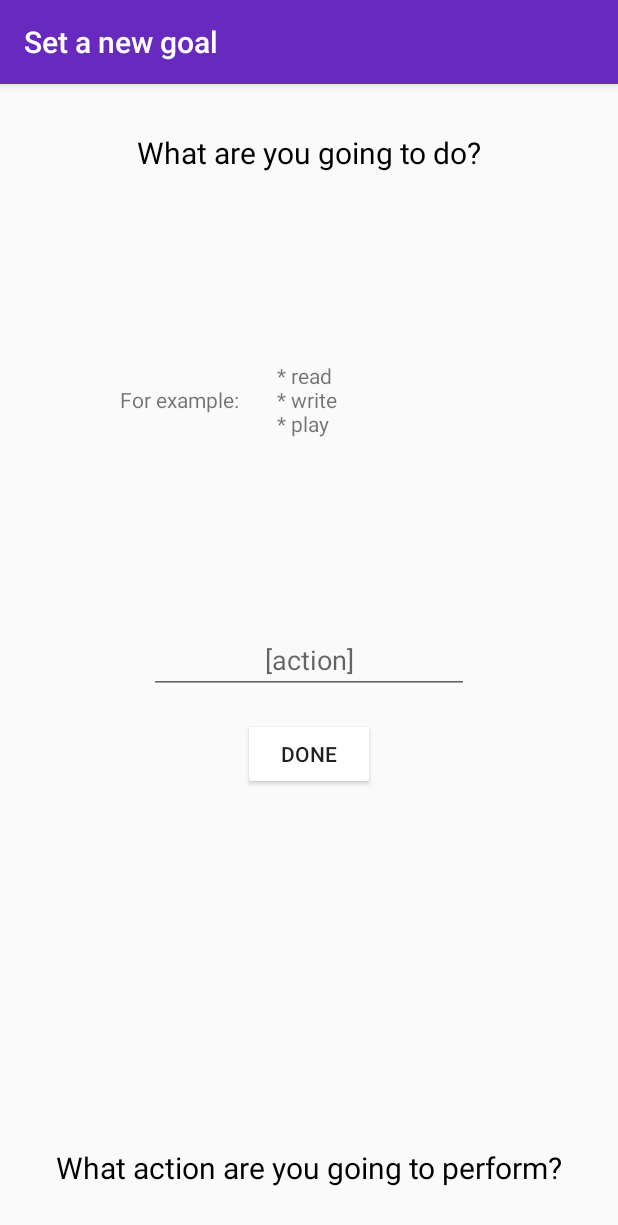
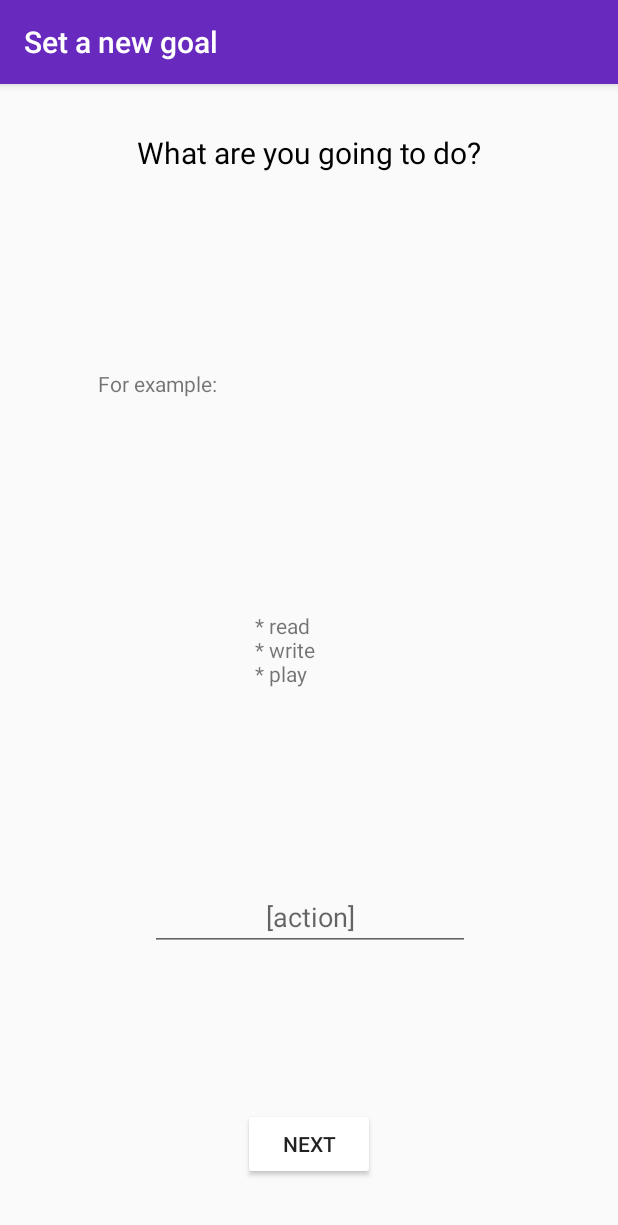
Before and after one commit to ebma/learning-companion, an Android app: the GoalWithHelpStepActionFragment screen opened through its navigation route, on a phone screen of 412 x 824 dp. Shown: the top 1225 px of the screen. Run offline under Robolectric (Android 15) with nearby library versions, the phone set to English and light mode, and no system bars.

Commit message:
with help: elements at the same position

```diff
--- a/app/src/main/res/layout/fragment_goal_with_help_step_action.xml
+++ b/app/src/main/res/layout/fragment_goal_with_help_step_action.xml
@@ -21,64 +21,53 @@
 
     <TextView
         android:layout_width="wrap_content"
-        android:layout_height="wrap_content"
-        android:layout_marginTop="8dp"
-        android:layout_marginBottom="8dp"
+        android:layout_height="20dp"
+        android:layout_marginStart="@dimen/tv_with_help_for_example_hor_start"
+        android:layout_marginTop="@dimen/tv_with_help_for_example_vert"
         android:text="For example:"
-        app:layout_constraintBottom_toTopOf="@+id/et_action"
-        app:layout_constraintEnd_toEndOf="parent"
-        app:layout_constraintHorizontal_bias="0.241"
         app:layout_constraintStart_toStartOf="parent"
-        app:layout_constraintTop_toBottomOf="@+id/tv_goal_with_help_action_info1" />
+        app:layout_constraintTop_toTopOf="parent" />
 
     <TextView
+        android:id="@+id/textView4"
         android:layout_width="wrap_content"
         android:layout_height="wrap_content"
+        android:layout_marginStart="@dimen/tv_with_help_example_list_hor_start"
         android:layout_marginTop="8dp"
         android:layout_marginBottom="8dp"
         android:text="* read \n* write \n* play"
         app:layout_constraintBottom_toTopOf="@+id/et_action"
-        app:layout_constraintEnd_toEndOf="parent"
         app:layout_constraintStart_toStartOf="parent"
-        app:layout_constraintTop_toBottomOf="@+id/tv_goal_with_help_action_info1" />
+        app:layout_constraintTop_toBottomOf="@+id/tv_goal_with_help_action_info1"
+        app:layout_constraintVertical_bias="0.7" />
 
     <EditText
         android:id="@+id/et_action"
         android:layout_width="wrap_content"
         android:layout_height="wrap_content"
+        android:layout_marginBottom="@dimen/et_with_help_input_field"
         android:ems="10"
         android:hint="[action]"
         android:inputType="text|textAutoCorrect"
         android:singleLine="true"
         android:textAlignment="center"
-        app:layout_constraintBottom_toTopOf="@+id/tv_goal_with_help_action_info2"
+        app:layout_constraintBottom_toBottomOf="parent"
         app:layout_constraintEnd_toEndOf="parent"
-        app:layout_constraintHorizontal_bias="0.5"
-        app:layout_constraintStart_toStartOf="parent"
-        app:layout_constraintTop_toBottomOf="@+id/tv_goal_with_help_action_info1" />
+        app:layout_constraintHorizontal_bias="0.503"
+        app:layout_constraintStart_toStartOf="parent" />
 
     <Button
         android:id="@+id/btn_done"
         android:layout_width="wrap_content"
         android:layout_height="wrap_content"
         android:layout_marginTop="16dp"
-        android:text="Done"
+        android:layout_marginBottom="@dimen/btn_main_padding_ver"
         android:backgroundTint="@color/white"
-        app:layout_constraintEnd_toEndOf="parent"
-        app:layout_constraintHorizontal_bias="0.5"
-        app:layout_constraintStart_toStartOf="parent"
-        app:layout_constraintTop_toBottomOf="@+id/et_action" />
-
-    <TextView
-        android:id="@+id/tv_goal_with_help_action_info2"
-        android:layout_width="wrap_content"
-        android:layout_height="wrap_content"
-        android:layout_marginBottom="32dp"
-        android:text="@string/goal_with_help_action_info2"
-        android:textColor="@color/textcolor_black"
-        android:textSize="20sp"
+        android:text="Next"
         app:layout_constraintBottom_toBottomOf="parent"
         app:layout_constraintEnd_toEndOf="parent"
-        app:layout_constraintStart_toStartOf="parent" />
+        app:layout_constraintStart_toStartOf="parent"
+        app:layout_constraintTop_toBottomOf="@+id/et_action"
+        app:layout_constraintVertical_bias="0.976" />
 
 </androidx.constraintlayout.widget.ConstraintLayout>
--- a/app/src/main/res/values/dimens.xml
+++ b/app/src/main/res/values/dimens.xml
@@ -7,4 +7,11 @@
     <dimen name="activity_vertical_margin">16dp</dimen>
     <dimen name="nav_header_vertical_spacing">8dp</dimen>
     <dimen name="nav_header_height">176dp</dimen>
+
+    <dimen name="btn_with_help_hor">50dp</dimen>
+    <dimen name="tv_with_help_info_top_margin">32dp</dimen>
+    <dimen name="et_with_help_input_field">190dp</dimen>
+    <dimen name="tv_with_help_for_example_vert">190dp</dimen>
+    <dimen name="tv_with_help_for_example_hor_start">65dp</dimen>
+    <dimen name="tv_with_help_example_list_hor_start">170dp</dimen>
 </resources>
--- a/app/src/main/res/values/strings.xml
+++ b/app/src/main/res/values/strings.xml
@@ -26,7 +26,7 @@
     <string name="goal_with_help_action_info2">What action are you going to perform?</string>
     <string name="goal_with_help_action_info1">What are you going to do?</string>
     <string name="goal_with_help_field_info1">What area of discipline are you a...?</string>
-    <string name="goal_with_help_object_info1">What medium/object are you learning on?</string>
+    <string name="goal_with_help_object_info1">What medium are you learning on?</string>
     <string name="goal_with_help_amount_info1">How much do you want to learn?</string>
     <string name="goal_with_help_duration_info1">How long do you want to learn?</string>
     <string name="goal_decide_path_title">Do you know how to set a goal?</string>
```
Also changed, not shown: app/src/main/res/layout/fragment_goal_with_help_step_amount.xml (+12 -16 lines), app/src/main/res/layout/fragment_goal_with_help_step_duration.xml (+7 -35 lines), app/src/main/res/layout/fragment_goal_with_help_step_field.xml (+13 -17 lines), app/src/main/res/layout/fragment_goal_with_help_step_object.xml (+12 -17 lines).
